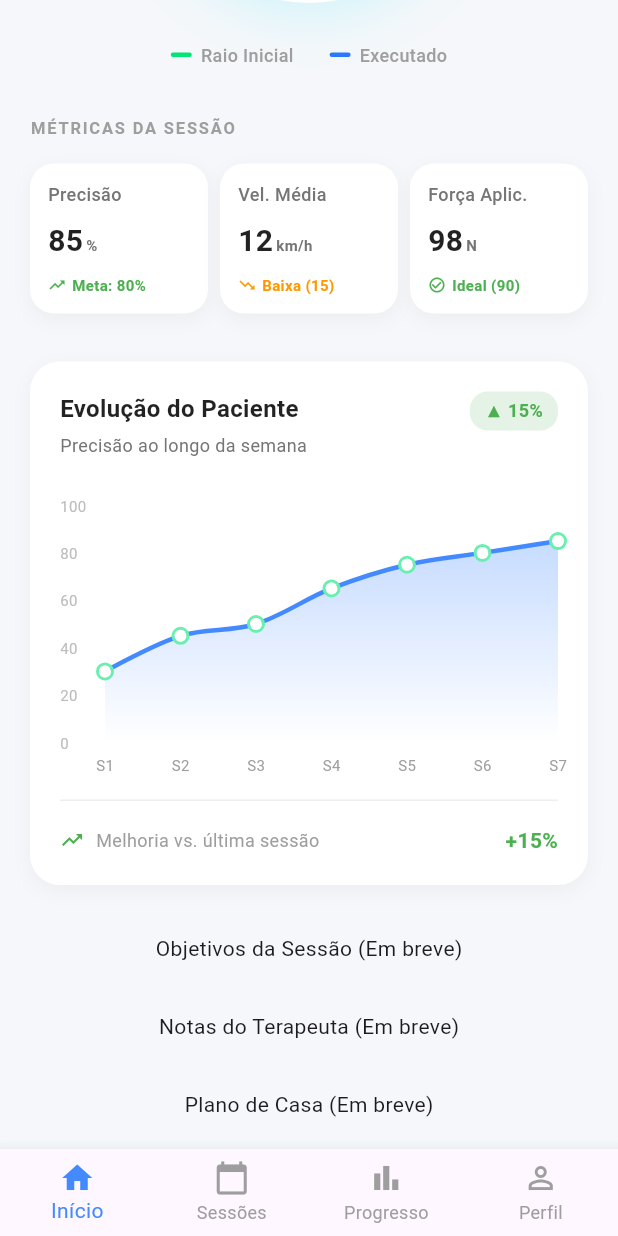
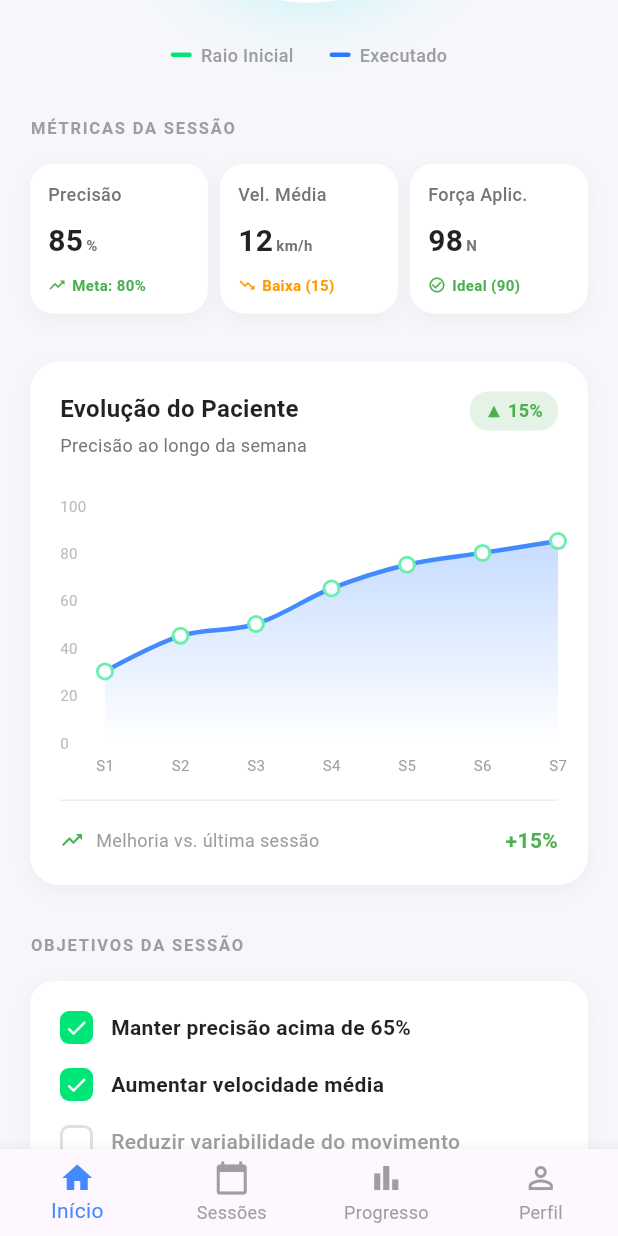
Before and after one commit to AndersonG14/Tela-de-Monitoramento, a Flutter app: the screen it shows after launch, scrolled down 343 dp, on a phone screen of 412 x 824 dp. Run offline on Flutter 3.47's test engine with Material 3 defaults, Android fonts, the phone set to English and light mode, and no system bars; drawn by our look-alikes of fl_chart.

Commit message:
adicionando arquivos

```diff
--- a/lib/pages/patient_dashboard_page.dart
+++ b/lib/pages/patient_dashboard_page.dart
@@ -2,6 +2,7 @@ import 'package:flutter/material.dart';
 import '../widgets/movement_analysis_widget.dart';
 import '../widgets/session_metrics_widget.dart';
 import '../widgets/patient_evolution_widget.dart';
+import '../widgets/session_objectives_widget.dart';
 
 class PatientDashboardPage extends StatelessWidget {
   const PatientDashboardPage({super.key});
@@ -47,7 +48,7 @@ class PatientDashboardPage extends StatelessWidget {
               const PatientEvolutionWidget(),
               const SizedBox(height: 32),
 
-              const Center(child: Text('Objetivos da Sessão (Em breve)')),
+              const SessionObjectivesWidget(),
               const SizedBox(height: 32),
 
               const Center(child: Text('Notas do Terapeuta (Em breve)')),
--- /dev/null
+++ b/lib/widgets/session_objectives_widget.dart
@@ -0,0 +1,93 @@
+import 'package:flutter/material.dart';
+
+class SessionObjectivesWidget extends StatelessWidget {
+  const SessionObjectivesWidget({super.key});
+
+  @override
+  Widget build(BuildContext context) {
+    return Column(
+      crossAxisAlignment: CrossAxisAlignment.start,
+      children: [
+        // Título da Seção
+        const Text(
+          'OBJETIVOS DA SESSÃO',
+          style: TextStyle(
+            fontSize: 11,
+            fontWeight: FontWeight.bold,
+            letterSpacing: 1.2,
+            color: Colors.grey,
+          ),
+        ),
+        const SizedBox(height: 16),
+
+        // Card contendo a lista
+        Container(
+          padding: const EdgeInsets.all(20),
+          decoration: BoxDecoration(
+            color: Colors.white,
+            borderRadius: BorderRadius.circular(16),
+            boxShadow: [
+              BoxShadow(
+                color: Colors.black.withOpacity(0.04),
+                blurRadius: 10,
+                offset: const Offset(0, 4),
+              ),
+            ],
+          ),
+          child: Column(
+            children: [
+              _buildObjectiveItem(
+                text: 'Manter precisão acima de 65%',
+                isCompleted: true,
+              ),
+              const SizedBox(height: 16),
+              _buildObjectiveItem(
+                text: 'Aumentar velocidade média',
+                isCompleted: true,
+              ),
+              const SizedBox(height: 16),
+              _buildObjectiveItem(
+                text: 'Reduzir variabilidade do movimento',
+                isCompleted: false,
+              ),
+            ],
+          ),
+        ),
+      ],
+    );
+  }
+
+  // Construtor visual de cada item da lista
+  Widget _buildObjectiveItem({required String text, required bool isCompleted}) {
+    return Row(
+      children: [
+        // Checkbox Customizado
+        Container(
+          width: 22,
+          height: 22,
+          decoration: BoxDecoration(
+            color: isCompleted ? const Color(0xFF00E676) : Colors.transparent,
+            borderRadius: BorderRadius.circular(6),
+            border: isCompleted ? null : Border.all(color: Colors.grey.shade300, width: 2),
+          ),
+          child: isCompleted
+              ? const Icon(Icons.check, size: 16, color: Colors.white)
+              : null,
+        ),
+        const SizedBox(width: 12),
+
+        // Texto do Objetivo
+        Expanded(
+          child: Text(
+            text,
+            style: TextStyle(
+              fontSize: 14,
+              fontWeight: isCompleted ? FontWeight.bold : FontWeight.w500,
+              color: isCompleted ? Colors.black87 : Colors.grey.shade500,
+            ),
+          ),
+        ),
+      ],
+    );
+  }
+}
```
